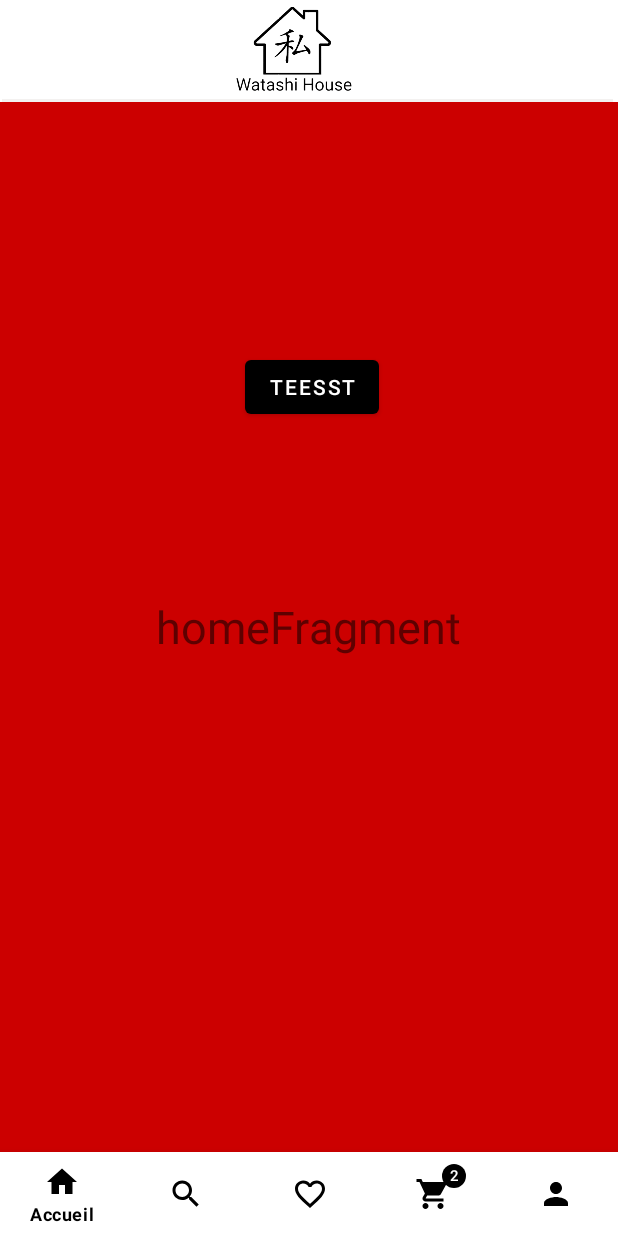
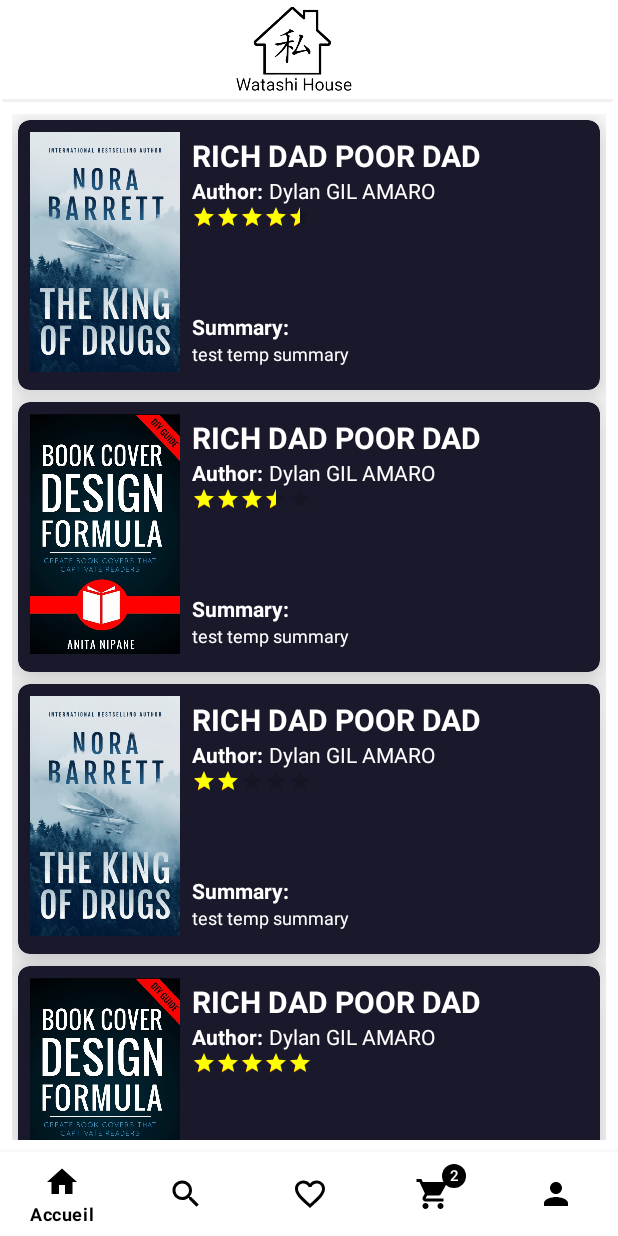
Before and after one commit to DylanGil/WatashiHouse, an Android app: the screen it shows after launch (MainActivity), on a phone screen of 412 x 824 dp. Run offline under Robolectric (Android 15) with nearby library versions, the phone set to English and light mode, and no system bars.

Commit message:
Work but still behind

```diff
--- a/app/build.gradle
+++ b/app/build.gradle
@@ -2,6 +2,7 @@ plugins {
     id 'com.android.application'
     id 'kotlin-android'
     id 'kotlin-parcelize'
+
 }
 
 android {
@@ -49,6 +50,8 @@ dependencies {
     implementation 'androidx.annotation:annotation:1.2.0'
     implementation 'androidx.lifecycle:lifecycle-livedata-ktx:2.3.1'
     implementation 'androidx.lifecycle:lifecycle-viewmodel-ktx:2.3.1'
+    implementation 'androidx.cardview:cardview:1.0.0'
+    implementation "androidx.recyclerview:recyclerview:1.1.0"
     testImplementation 'junit:junit:4.+'
     androidTestImplementation 'androidx.test.ext:junit:1.1.3'
     androidTestImplementation 'androidx.test.espresso:espresso-core:3.4.0'
--- a/app/src/main/java/com/example/watashihouse/HomeFragment.kt
+++ b/app/src/main/java/com/example/watashihouse/HomeFragment.kt
@@ -4,33 +4,41 @@ import android.view.LayoutInflater
 import android.view.ViewGroup
 import android.os.Bundle
 import android.view.View
-import android.widget.Toast
 import androidx.fragment.app.Fragment
+import androidx.recyclerview.widget.LinearLayoutManager
+import androidx.recyclerview.widget.RecyclerView
 import com.example.watashihouse.databinding.FragmentHomeBinding
 
 class HomeFragment : Fragment() {
 
     private var _binding: FragmentHomeBinding? = null
     private val binding get() = _binding!!
+    //private var recyclerView = binding.recyclerViewHome as RecyclerView
+    lateinit var recyclerViewMeuble: RecyclerView
+
 
     override fun onCreateView(
         inflater: LayoutInflater,
         container: ViewGroup?,
         savedInstanceState: Bundle?
     ): View? {
-
         _binding = FragmentHomeBinding.inflate(inflater, container, false)
 
-        primaryFunction()
+        val view = inflater.inflate(R.layout.fragment_home, container, false)
+        recyclerViewMeuble = view.findViewById(R.id.recyclerViewHome) as RecyclerView
+
+        val items = listOf(
+            Meuble("Rich dad poor dad", "test temp summary", R.drawable.book1, 4.5F, "Dylan GIL AMARO"),
+            Meuble("Rich dad poor dad", "test temp summary", R.drawable.book2, 3.5F, "Dylan GIL AMARO"),
+            Meuble("Rich dad poor dad", "test temp summary", R.drawable.book3, 2.2F, "Dylan GIL AMARO"),
+            Meuble("Rich dad poor dad", "test temp summary", R.drawable.book4, 5F, "Dylan GIL AMARO"),
+        )
+        recyclerViewMeuble.apply {
+            layoutManager = LinearLayoutManager(context)
+            adapter = MeubleAdapter(items)
+        }
+
         return binding.root
     }
 
-    private fun primaryFunction(){
-        binding.buttonTest.setOnClickListener{
-            binding.testTextView.text = "qsdqsd"
-            Toast.makeText(activity,"monToast",Toast.LENGTH_SHORT).show()
-        }
-
-    }
-
 }
--- a/app/src/main/java/com/example/watashihouse/MainActivity.kt
+++ b/app/src/main/java/com/example/watashihouse/MainActivity.kt
@@ -6,6 +6,8 @@ import android.widget.TextView
 import androidx.annotation.ColorInt
 import androidx.core.content.ContextCompat
 import androidx.fragment.app.Fragment
+import androidx.recyclerview.widget.LinearLayoutManager
+import androidx.recyclerview.widget.RecyclerView
 import com.example.watashihouse.ui.login.LoginFragment
 import com.google.android.material.bottomnavigation.BottomNavigationView
 
@@ -13,10 +15,12 @@ class MainActivity : AppCompatActivity() {
 
     private lateinit var textViewTestView: TextView
     private lateinit var buttonTestView: TextView
+    lateinit var recyclerViewMeuble: RecyclerView
 
     override fun onCreate(savedInstanceState: Bundle?) {
         super.onCreate(savedInstanceState)
         setContentView(R.layout.activity_main)
+        recyclerViewMeuble = findViewById(R.id.recyclerViewHome)
         CreateElement()
         //SetButtonEvent()
     }
@@ -24,6 +28,17 @@ class MainActivity : AppCompatActivity() {
     fun CreateElement(){
         //textViewTestView = findViewById(R.id.textViewTest)
         //buttonTestView = findViewById<Button>(R.id.buttonTest)
+
+        val items = listOf(
+            Meuble("Rich dad poor dad", "test temp summary", R.drawable.book1, 4.5F, "Dylan GIL AMARO"),
+            Meuble("Rich dad poor dad", "test temp summary", R.drawable.book2, 3.5F, "Dylan GIL AMARO"),
+            Meuble("Rich dad poor dad", "test temp summary", R.drawable.book3, 2.2F, "Dylan GIL AMARO"),
+            Meuble("Rich dad poor dad", "test temp summary", R.drawable.book4, 5F, "Dylan GIL AMARO"),
+        )
+        recyclerViewMeuble.apply {
+            layoutManager = LinearLayoutManager(context)
+            adapter = MeubleAdapter(items)
+        }
 
         val bottom_nav_view = findViewById<BottomNavigationView>(R.id.bottom_navigation)
         val homeFragment = HomeFragment()
--- /dev/null
+++ b/app/src/main/java/com/example/watashihouse/Meuble.kt
@@ -0,0 +1,10 @@
+package com.example.watashihouse
+
+data class Meuble (
+    var title: String,
+    var summary: String,
+    var image: Int,
+    var rating: Float,
+    var author: String
+
+)
--- /dev/null
+++ b/app/src/main/java/com/example/watashihouse/MeubleAdapter.kt
@@ -0,0 +1,55 @@
+package com.example.watashihouse
+
+import android.view.LayoutInflater
+import android.view.View
+import android.view.ViewGroup
+import android.widget.ImageView
+import android.widget.RatingBar
+import android.widget.TextView
+import androidx.recyclerview.widget.RecyclerView
+
+class MeubleAdapter(var items: List<Meuble>) : RecyclerView.Adapter<MeubleAdapter.MeubleViewHolder>() {
+
+
+
+    override fun onCreateViewHolder(parent: ViewGroup, viewType: Int): MeubleViewHolder {
+        val itemView =LayoutInflater.from(parent.context).inflate(R.layout.item_class, parent, false)
+        return MeubleViewHolder(itemView)
+    }
+
+    override fun onBindViewHolder(holder: MeubleViewHolder, position: Int) {
+        val book = items[position]
+        holder.bind(book)
+
+
+    }
+
+    override fun getItemCount() = items.size
+
+    inner class MeubleViewHolder(itemView: View) : RecyclerView.ViewHolder(itemView){
+
+        var tvTitle: TextView
+        var tvSummary: TextView
+        var tvAuthor: TextView
+        var imageBook: ImageView
+        var ratingBar: RatingBar
+
+        init {
+            tvTitle = itemView.findViewById(R.id.tvTitle)
+            tvSummary = itemView.findViewById(R.id.tvSummary)
+            tvAuthor = itemView.findViewById(R.id.tvAuthor)
+            imageBook = itemView.findViewById(R.id.imageBook)
+            ratingBar = itemView.findViewById(R.id.ratingBar)
+        }
+
+        fun bind(book: Meuble){
+            tvTitle.text = book.title
+            tvAuthor.text = book.author
+            tvSummary.text = book.summary
+            imageBook.setImageResource(book.image)
+            ratingBar.rating = book.rating
+
+        }
+    }
+
+}
--- a/app/src/main/res/layout/activity_main.xml
+++ b/app/src/main/res/layout/activity_main.xml
@@ -46,6 +46,28 @@
         android:layout_below="@+id/relativeLayoutHeader" />
 
 
+    <androidx.constraintlayout.widget.ConstraintLayout
+        android:id="@+id/constraintLayoutHome"
+        android:layout_width="match_parent"
+        android:layout_height="match_parent"
+        android:layout_above="@+id/bottom_navigation"
+        android:layout_below="@+id/relativeLayoutHeader"
+        >
+
+        <androidx.recyclerview.widget.RecyclerView
+            android:id="@+id/recyclerViewHome"
+            android:layout_width="match_parent"
+            android:layout_height="match_parent"
+            android:padding="8dp"
+            app:layout_constraintBottom_toBottomOf="parent"
+            app:layout_constraintEnd_toEndOf="parent"
+            app:layout_constraintStart_toStartOf="parent"
+            app:layout_constraintTop_toTopOf="parent"
+            tools:itemCount="2"
+            tools:listitem="@layout/item_class" />
+    </androidx.constraintlayout.widget.ConstraintLayout>
+
+
     <com.google.android.material.bottomnavigation.BottomNavigationView
         android:id="@+id/bottom_navigation"
         android:layout_width="match_parent"
--- a/app/src/main/res/layout/fragment_home.xml
+++ b/app/src/main/res/layout/fragment_home.xml
@@ -1,27 +1,28 @@
 <?xml version="1.0" encoding="utf-8"?>
 <RelativeLayout xmlns:android="http://schemas.android.com/apk/res/android"
+    xmlns:app="http://schemas.android.com/apk/res-auto"
     android:layout_width="match_parent"
     android:layout_height="match_parent"
-    android:background="@android:color/holo_red_dark">
+    xmlns:tools="http://schemas.android.com/tools"
+    android:background="@android:color/white">
 
-    <TextView
-        android:layout_width="wrap_content"
-        android:layout_height="wrap_content"
-        android:text="homeFragment"
-        android:id="@+id/testTextView"
-        android:textSize="30sp"
-        android:layout_centerInParent="true"
-        />
+    <androidx.constraintlayout.widget.ConstraintLayout
+        android:layout_width="match_parent"
+        android:layout_height="match_parent"
+        android:id="@+id/constraintLayoutHome">
 
-    <Button
-        android:id="@+id/buttonTest"
-        android:layout_width="wrap_content"
-        android:layout_height="wrap_content"
-        android:layout_above="@+id/testTextView"
-        android:layout_alignParentEnd="true"
-        android:layout_marginEnd="159dp"
-        android:layout_marginBottom="115dp"
-        android:text="TEESST" />
+        <androidx.recyclerview.widget.RecyclerView
+            android:id="@+id/recyclerViewHome"
+            android:layout_width="match_parent"
+            android:layout_height="match_parent"
+            android:padding="8dp"
+            tools:itemCount="2"
+            tools:listitem="@layout/item_class"
+            app:layout_constraintBottom_toBottomOf="parent"
+            app:layout_constraintEnd_toEndOf="parent"
+            app:layout_constraintStart_toStartOf="parent"
+            app:layout_constraintTop_toTopOf="parent"/>
+    </androidx.constraintlayout.widget.ConstraintLayout>
 
 
 </RelativeLayout>
--- /dev/null
+++ b/app/src/main/res/layout/item_class.xml
@@ -0,0 +1,106 @@
+<?xml version="1.0" encoding="utf-8"?>
+<androidx.cardview.widget.CardView xmlns:android="http://schemas.android.com/apk/res/android"
+    xmlns:app="http://schemas.android.com/apk/res-auto"
+    xmlns:tools="http://schemas.android.com/tools"
+    android:layout_width="match_parent"
+    android:layout_height="180dp"
+    app:cardCornerRadius="8dp"
+    android:padding="8dp"
+    android:layout_margin="4dp"
+    app:cardElevation="16dp"
+    app:cardBackgroundColor="#1A192B"
+    >
+
+    <RelativeLayout
+        android:layout_width="match_parent"
+        android:layout_height="match_parent">
+
+        <ImageView
+            android:id="@+id/imageBook"
+            android:layout_width="100dp"
+            android:layout_height="160dp"
+            android:scaleType="centerCrop"
+            android:layout_margin="8dp"
+            tools:src="@drawable/book1"/>
+
+        <TextView
+            android:id="@+id/tvTitle"
+            android:layout_width="wrap_content"
+            android:layout_height="wrap_content"
+            android:layout_toEndOf="@id/imageBook"
+            android:layout_marginTop="10dp"
+            tools:text="Riche dad poor dad"
+            android:textColor="@color/white"
+            android:textStyle="bold"
+            android:textSize="20sp"
+            android:textAllCaps="true"
+            />
+
+        <TextView
+            android:id="@+id/tvAuthorHint"
+            android:layout_width="wrap_content"
+            android:layout_height="wrap_content"
+            android:layout_below="@+id/tvTitle"
+            android:layout_toEndOf="@+id/imageBook"
+            android:text="Author:"
+            android:textStyle="bold"
+            android:textColor="@color/white"/>
+
+        <TextView
+            android:id="@+id/tvAuthor"
+            android:layout_width="wrap_content"
+            android:layout_height="wrap_content"
+            android:layout_below="@+id/tvTitle"
+            android:layout_marginStart="4dp"
+            android:layout_toEndOf="@+id/tvAuthorHint"
+            android:textColor="@color/white"
+            tools:text="Robert KIYOSAKI" />
+
+        <RatingBar
+            android:id="@+id/ratingBar"
+            android:layout_width="wrap_content"
+            android:layout_height="wrap_content"
+            android:layout_below="@id/tvAuthorHint"
+            android:layout_toEndOf="@id/imageBook"
+            android:progressTint="@color/yellowStars"
+            android:secondaryProgressTint="#FF5722"
+            style="@style/Widget.AppCompat.RatingBar.Small"
+            tools:rating="4"/>
+
+        <TextView
+            android:layout_width="wrap_content"
+            android:layout_height="wrap_content"
+            android:text="Summary: "
+            android:layout_above="@+id/tvSummary"
+            android:textStyle="bold"
+            android:layout_toEndOf="@id/imageBook"
+            android:textColor="@color/white"/>
+
+        <TextView
+            android:id="@+id/tvSummary"
+            android:layout_width="match_parent"
+            android:layout_height="wrap_content"
+            android:layout_alignParentBottom="true"
+            android:layout_marginRight="16dp"
+            android:layout_marginBottom="16dp"
+            android:layout_toEndOf="@+id/imageBook"
+            android:ellipsize="end"
+            android:maxLines="4"
+            android:textColor="@color/white"
+            android:textSize="12sp"
+            tools:text="Lorem ipsum dolor sit amet, consectetur adipiscing elit. In aliquam sollicitudin tempor. Vivamus semper nisl leo, at elementum nibh semper ac. Donec ac justo molestie, cursus est at, vestibulum quam. Morbi sodales turpis ac massa efficitur tempus. Vestibulum scelerisque purus sed rhoncus dapibus. Nam purus ex, vestibulum a quam sit amet, fermentum vehicula nibh. Nam lacinia mi sit amet est pulvinar vestibulum.
+
+Nullam quis lacinia neque. Praesent a accumsan augue, eu malesuada libero. Donec egestas efficitur dui ut ultrices. Ut vel urna risus. Morbi sapien ligula, posuere sed tristique non, commodo sed nulla. Quisque eget nisl a mi congue porta ut ut augue. Maecenas scelerisque ipsum a felis porttitor, ac efficitur magna commodo. Vivamus dignissim neque eu nisi malesuada sodales. Vivamus faucibus, est et luctus luctus, enim velit posuere ex, suscipit tincidunt enim metus ac enim. Phasellus posuere in libero eu iaculis. Cras in nisi vitae mi laoreet rutrum non non eros. Fusce id erat sit amet nibh dictum lobortis. Nam tempus dapibus sem, quis volutpat ex fermentum vitae.
+
+Fusce aliquet justo at nulla molestie, in pellentesque velit condimentum. Etiam aliquam dolor augue. Suspendisse turpis justo, cursus vel vehicula eget, scelerisque at ligula. Mauris non enim cursus, dapibus enim id, fermentum urna. Nunc id lacus porta, convallis dui non, condimentum velit. Vivamus rhoncus mattis arcu ut cursus. Praesent rutrum, odio nec ullamcorper dignissim, sem enim viverra neque, at varius turpis nisl non dui. Nullam commodo neque ac iaculis tristique. In id sollicitudin elit. Aenean ultrices sed odio a consequat. Duis est lorem, luctus quis suscipit venenatis, varius quis purus. Vivamus ac varius quam. Suspendisse at eros neque.
+
+Proin ornare varius lectus eget tristique. Fusce hendrerit, ipsum vel malesuada ultricies, eros orci pharetra nisl, vel vestibulum dolor eros eu ligula. Sed ut pellentesque lectus. Duis nec ligula sed elit vestibulum imperdiet sodales quis ipsum. Cras sit amet lobortis sem. In nisi tortor, convallis quis fermentum a, rhoncus quis lacus. Mauris eu mi ut ex fringilla commodo. Nullam id quam ac arcu varius scelerisque. Ut condimentum convallis justo in gravida. Duis eget lobortis nulla. Curabitur ac nunc quis justo bibendum finibus. Morbi metus dui, commodo in orci sollicitudin, elementum bibendum ligula. Etiam ut faucibus augue, sit amet vehicula augue.
+
+Integer tempus semper luctus. Quisque vehicula tempor sodales. Donec id laoreet arcu, mattis condimentum erat. Curabitur nunc mauris, vulputate sit amet aliquam id, dictum a ante. Aliquam pretium euismod ultrices. Etiam tristique leo nisi, a accumsan est porttitor in. Suspendisse potenti. Aenean mollis finibus commodo."
+            />
+
+    </RelativeLayout>
+
+
+
+</androidx.cardview.widget.CardView>
--- a/app/src/main/res/values/colors.xml
+++ b/app/src/main/res/values/colors.xml
@@ -8,4 +8,5 @@
     <color name="black">#FF000000</color>
     <color name="white">#FFFFFFFF</color>
     <color name="teestColor">#FFFFFFFF</color>
+    <color name="yellowStars">#ffff00</color>
 </resources>
```
Also changed, not shown: app/src/main/res/drawable/book1.jpg (added), app/src/main/res/drawable/book2.jpg (added), app/src/main/res/drawable/book3.jpg (added), app/src/main/res/drawable/book4.jpg (added), app/src/main/res/drawable/book5.jpg (added), app/src/main/res/drawable/book6.jpg (added).
